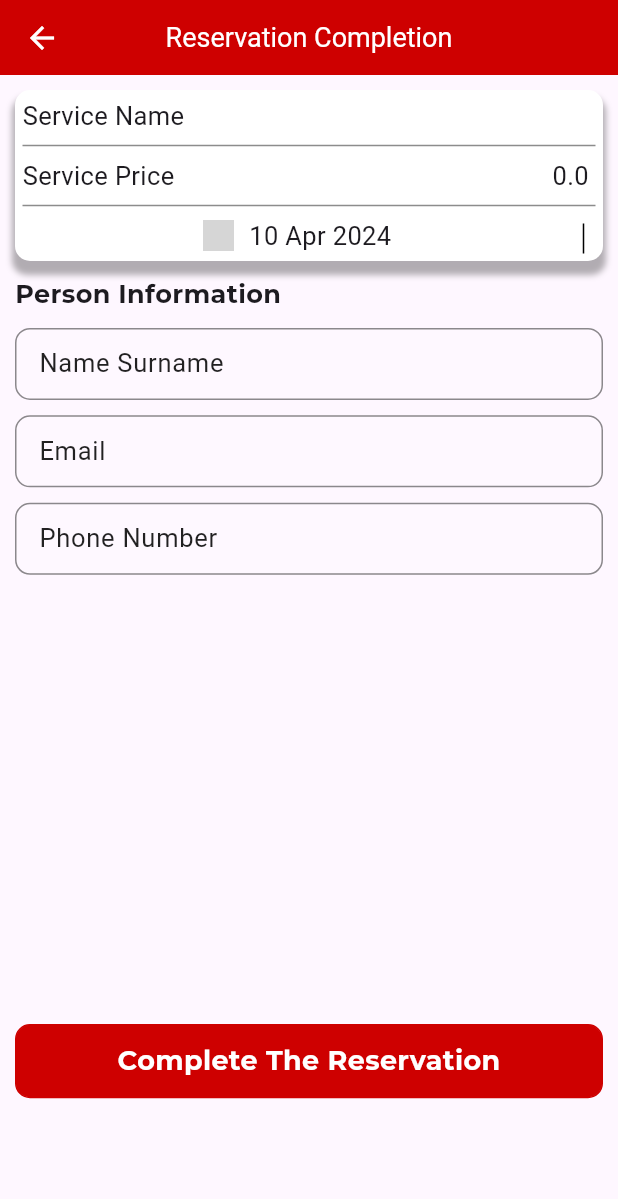
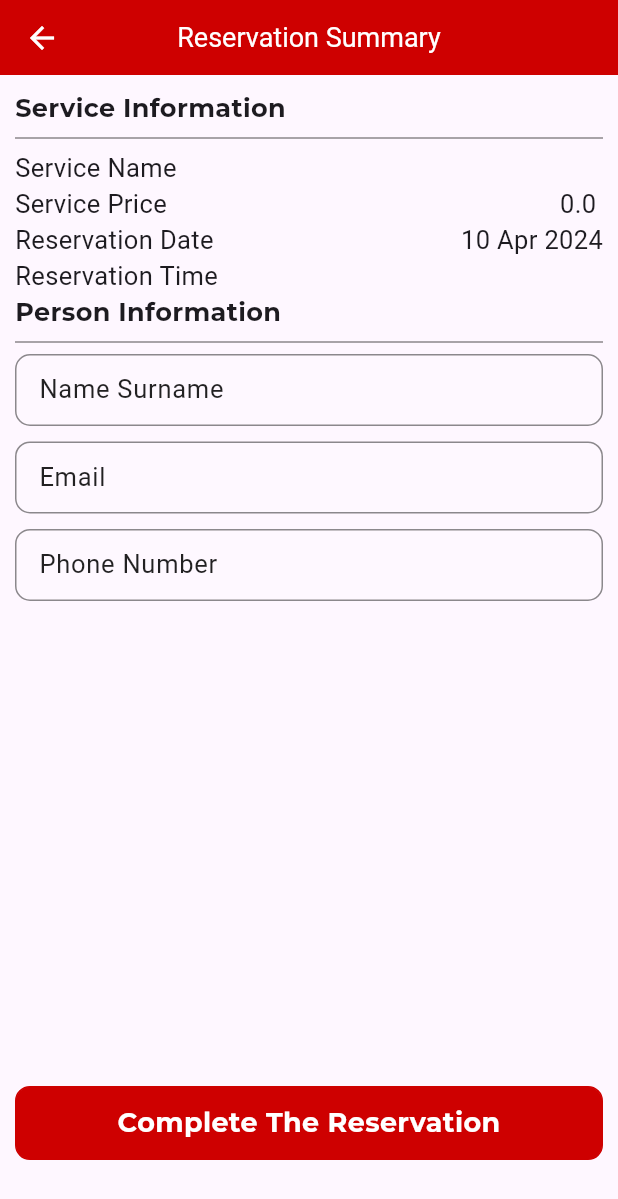
Before and after one commit to Travelaps/Elektra-Fit, a Flutter app: the ReservationCreate screen opened directly with empty values, on a phone screen of 412 x 824 dp. Shown: the top 1199 px of the screen. Run offline on Flutter 3.47's test engine with Material 3 defaults, Android fonts, the phone set to English and light mode, and no system bars; our stand-ins replace another_flushbar, cached_network_image, curved_navigation_bar, easy_localization, get_it, lottie and 2 more; missing offline and left inert: qr_code_scanner; accounts and stored records are empty; network calls fail; Roboto replaces fonts that are missing (Axiforma, Proxima); project files that could hold a hidden picture were left out; grey boxes are pictures that could not be loaded.

Commit message:
The entire app has been updated.

```diff
--- a/assets/translations/en.json
+++ b/assets/translations/en.json
@@ -4,7 +4,11 @@
   "Reservation Time": "Reservation Time",
   "Guest Details": "Guest Details",
   "Book Again": "Book Again",
+  "Reservation Number": "Reservation Number",
   "Name Surname": "Name Surname",
+  "Service Information": "Service Information",
+  "Reservation Summary": "Reservation Summary",
+  "My Reservations": "My Reservations",
   "Please select the date": "Please select the date",
   "Please choose the date": "Please choose the date",
   "Complete The Reservation": "Complete The Reservation",
--- a/lib/module/index.dart
+++ b/lib/module/index.dart
@@ -14,7 +14,6 @@ export 'payment/payment.dart';
 export 'profile/profile-module/measurements.dart';
 export 'profile/profile-module/member-type.dart';
 export 'profile/profile-module/operations.dart';
-export 'profile/profile-module/reservation-completion.dart';
 export 'profile/profile-module/reservation-create.dart';
 export 'profile/profile-module/reservation.dart';
 export 'profile/profile-service.dart';
--- a/lib/module/profile/profile-module/reservation-create.dart
+++ b/lib/module/profile/profile-module/reservation-create.dart
@@ -27,14 +27,13 @@ class _ReservationCreateState extends State<ReservationCreate> {
   Future<void> reservationCreate() async {
     var validationResult = _formKey.currentState!.validate();
     if (validationResult) {
-      await reservationsucces(_nameAndSurname.text, _email.text, _phone.text, widget.spaService, widget.resStart, widget.selectedHours, service.resId$.value);
-      // service.reservationCreate(_nameAndSurname.text, _phone.text, widget.resStart, widget.spaService, service.paymentType$.value).then((value) {
-      //   if (value!.result) {
-      //     // kShowBanner(BannerType.SUCCESS, value.message, context);
-      //   } else {
-      //     kShowBanner(BannerType.ERROR, value.message, context);
-      //   }
-      // });
+      service.reservationCreate(_nameAndSurname.text, _phone.text, widget.resStart, widget.spaService, service.paymentType$.value).then((value) {
+        if (value!.result) {
+          reservationSuccesfullWidget(_email.text, _phone.text, _nameAndSurname.text, widget.spaService, widget.resStart, widget.selectedHours, service.resId$.value);
+        } else {
+          kShowBanner(BannerType.ERROR, value.message, context);
+        }
+      });
     } else {
       Map<String, String?> errors = {};
       if (_nameAndSurname.text.isEmpty) {
@@ -47,35 +46,115 @@ class _ReservationCreateState extends State<ReservationCreate> {
     }
   }
 
-  Future<dynamic> reservationsucces(String email, String phone, String fullName, SpaService spaService, DateTime resStart, String selectedHours, String resId) {
+  @override
+  void initState() {
+    // _nameAndSurname.text= member$.value.first.profile.fullname != null ?
+    super.initState();
+  }
+
+  @override
+  Widget build(BuildContext context) {
+    final double H = MediaQuery.of(context).size.height;
+    final double W = MediaQuery.of(context).size.width;
+
+    return Scaffold(
+      appBar: AppBar(title: Text("Reservation Summary".tr())),
+      body: GestureDetector(
+        onTap: () {
+          FocusScope.of(context).unfocus();
+        },
+        child: SingleChildScrollView(
+          child: Form(
+              key: _formKey,
+              child: Container(
+                padding: paddingAll10,
+                height: H * 0.89,
+                child: Column(
+                  children: [
+                    Column(mainAxisAlignment: MainAxisAlignment.start, crossAxisAlignment: CrossAxisAlignment.start, children: [
+                      Text("Service Information".tr(), style: kMontserrat17),
+                      const Divider(color: Colors.black45),
+                      Row(mainAxisAlignment: MainAxisAlignment.spaceBetween, children: [Text("Service Name".tr(), style: kProxima17), Text(widget.spaService.product, style: kProxima17)]),
+                      Row(
+                          mainAxisAlignment: MainAxisAlignment.spaceBetween,
+                          children: [Text("Service Price".tr(), style: kProxima17), Text("${widget.spaService.price} ${widget.spaService.currency}", style: kProxima17)]),
+                      Row(
+                          mainAxisAlignment: MainAxisAlignment.spaceBetween,
+                          children: [Text("Reservation Date".tr(), style: kProxima17), Text(DateFormat("dd MMM yyyy").format(widget.resStart), style: kProxima17)]),
+                      Row(mainAxisAlignment: MainAxisAlignment.spaceBetween, children: [Text("Reservation Time".tr(), style: kProxima17), Text(widget.selectedHours.toString(), style: kProxima17)]),
+                      Text("Person Information".tr(), style: kMontserrat17),
+                      const Divider(color: Colors.black45),
+                      CTextFormField(
+                        _nameAndSurname,
+                        "Name Surname".tr(),
+                        keyboardType: TextInputType.text,
+                        textInputAction: TextInputAction.go,
+                        onchange: (v) {
+                          member$.value?.first.profile.fullname = v;
+                        },
+                        validator: (value) {
+                          if (value.isEmpty) {
+                            return 'Please enter your name and surname.'.tr();
+                          }
+                          return null;
+                        },
+                      ),
+                      SizedBox(height: W / 40),
+                      CTextFormField(_email, "Email".tr(), keyboardType: TextInputType.emailAddress, textInputAction: TextInputAction.go, onchange: (v) {
+                        member$.value?.first.profile.email = v;
+                      }, validator: (value) {
+                        if (value.isEmpty) {
+                          return 'Please enter your email address.'.tr();
+                        }
+                        return null;
+                      }),
+                      SizedBox(height: W / 40),
+                      CTextFormField(_phone, "Phone Number".tr(), keyboardType: TextInputType.phone, textInputAction: TextInputAction.done, validator: (value) {
+                        if (value.isEmpty) {
+                          return 'Please enter your phone number.'.tr();
+                        }
+                        return null;
+                      }, onchange: (v) {
+                        member$.value?.first.profile.phone = v;
+                      }),
+                      SizedBox(height: W / 40)
+                    ]),
+                    const Spacer(),
+                    Padding(
+                      padding: EdgeInsets.only(bottom: MediaQuery.of(context).padding.bottom),
+                      child: CButton(title: "Complete The Reservation".tr(), func: reservationCreate, width: W),
+                    )
+                  ],
+                ),
+              )),
+        ),
+      ),
+    );
+  }
+
+  Future<dynamic> reservationSuccesfullWidget(String email, String phone, String fullName, SpaService spaService, DateTime resStart, String selectedHours, int resId) {
     return showModalBottomSheet(
       context: context,
       builder: (context) {
         final double H = MediaQuery.of(context).size.height;
         final double W = MediaQuery.of(context).size.width;
-
         return Container(
           height: H * 0.7,
           padding: paddingAll10,
           child: Column(
             children: [
-              Expanded(
-                child: Column(
-                  crossAxisAlignment: CrossAxisAlignment.start,
-                  children: [
+              Column(crossAxisAlignment: CrossAxisAlignment.start, children: [
                 Container(alignment: Alignment.center, child: Lottie.asset('assets/animations/success.json', width: W / 3, height: W / 3, fit: BoxFit.cover)),
                 SizedBox(width: W / 40),
-                    Column(
-                      crossAxisAlignment: CrossAxisAlignment.start,
-                      children: [
+                Column(crossAxisAlignment: CrossAxisAlignment.start, children: [
                   Text("Reservation Details".tr(), style: kMontserrat17),
-                        Divider(),
+                  const Divider(),
                   StreamBuilder(
                       stream: service.resId$.stream,
                       builder: (context, snapshot) {
                         return Row(
                           mainAxisAlignment: MainAxisAlignment.spaceBetween,
-                                children: [Text("Reservation Number".tr(), style: kProxima17), Text(service.resId$.value, style: kProxima17)],
+                          children: [Text("Reservation Number".tr(), style: kProxima17), Text(service.resId$.value.toString(), style: kProxima17)],
                         );
                       }),
                   SizedBox(width: W / 60),
@@ -92,12 +171,11 @@ class _ReservationCreateState extends State<ReservationCreate> {
                   Row(
                     mainAxisAlignment: MainAxisAlignment.spaceBetween,
                     children: [Text("Reservation Time".tr(), style: kProxima17), Text(selectedHours, style: kProxima17)],
-                        ),
-                      ],
-                    ),
+                  )
+                ]),
                 SizedBox(width: W / 40),
                 Text("Guest Details".tr(), style: kMontserrat17),
-                    Divider(),
+                const Divider(),
                 Row(
                   mainAxisAlignment: MainAxisAlignment.spaceBetween,
                   children: [Text("Name Surname".tr()), Text(fullName, style: kProxima17)],
@@ -108,13 +186,9 @@ class _ReservationCreateState extends State<ReservationCreate> {
                   children: [Text("Email".tr()), Text(email, style: kProxima17)],
                 ),
                 SizedBox(width: W / 60),
-                    Row(
-                      mainAxisAlignment: MainAxisAlignment.spaceBetween,
-                      children: [Text("Phone Number".tr()), Text(phone, style: kProxima17)],
-                    ),
-                  ],
-                ),
-              ),
+                Row(mainAxisAlignment: MainAxisAlignment.spaceBetween, children: [Text("Phone Number".tr()), Text(phone, style: kProxima17)]),
+              ]),
+              const Divider(),
               Padding(
                 padding: EdgeInsets.only(bottom: MediaQuery.of(context).padding.bottom),
                 child: Row(
@@ -146,7 +220,7 @@ class _ReservationCreateState extends State<ReservationCreate> {
                             alignment: Alignment.center,
                             padding: paddingAll8,
                             decoration: BoxDecoration(border: Border.all(color: config.primaryColor), borderRadius: borderRadius10),
-                            child: Text("My Reservation".tr(), style: kProxima18.copyWith(color: config.primaryColor))),
+                            child: Text("My Reservations".tr(), style: kProxima18.copyWith(color: config.primaryColor))),
                       ),
                     ),
                   ],
@@ -158,134 +232,4 @@ class _ReservationCreateState extends State<ReservationCreate> {
       },
     );
   }
-
-  @override
-  Widget build(BuildContext context) {
-    final double H = MediaQuery.of(context).size.height;
-    final double W = MediaQuery.of(context).size.width;
-
-    return Scaffold(
-      appBar: AppBar(title: const Text("Reservation Completion")),
-      body: SingleChildScrollView(
-        child: Form(
-          key: _formKey,
-          child: GestureDetector(
-            onTap: () {
-              Focus.of(context).unfocus();
-            },
-            child: StreamBuilder(
-                stream: member$.stream,
-                builder: (context, snapshot) {
-                  return Container(
-                    padding: paddingAll10,
-                    height: H * 0.84,
-                    child: Column(
-                      children: [
-                        Expanded(
-                          child: Column(
-                            mainAxisAlignment: MainAxisAlignment.start,
-                            crossAxisAlignment: CrossAxisAlignment.start,
-                            children: [
-                              Container(
-                                  padding: paddingAll5,
-                                  decoration: BoxDecoration(color: Colors.white, borderRadius: borderRadius10, boxShadow: [
-                                    BoxShadow(color: Colors.black.withOpacity(0.3), spreadRadius: 2, blurRadius: 3, offset: Offset(0, 7)),
-                                  ]),
-                                  child: Column(crossAxisAlignment: CrossAxisAlignment.start, children: [
-                                    Row(
-                                        mainAxisAlignment: MainAxisAlignment.spaceBetween,
-                                        children: [Text("Service Name".tr(), style: kProxima17), Text(widget.spaService.product, style: kProxima17)]),
-                                    const Divider(color: Colors.black45),
-                                    Row(
-                                        mainAxisAlignment: MainAxisAlignment.spaceBetween,
-                                        children: [Text("Service Price".tr(), style: kProxima17), Text("${widget.spaService.price} ${widget.spaService.currency}", style: kProxima17)]),
-                                    const Divider(color: Colors.black45),
-                                    IntrinsicHeight(
-                                        child: Row(mainAxisAlignment: MainAxisAlignment.center, children: [
-                                      Expanded(
-                                        child: Row(mainAxisAlignment: MainAxisAlignment.center, crossAxisAlignment: CrossAxisAlignment.center, children: [
-                                          Image.asset("assets/icon/calender2.png", width: W / 20, height: W / 20, fit: BoxFit.cover),
-                                          SizedBox(width: W / 40),
-                                          Text(DateFormat("dd MMM yyyy").format(widget.resStart), style: kProxima17)
-                                        ]),
-                                      ),
-                                      const VerticalDivider(indent: 4, color: Colors.black, thickness: 1),
-                                      if (widget.selectedHours != "")
-                                        Expanded(
-                                            child: Row(mainAxisAlignment: MainAxisAlignment.center, crossAxisAlignment: CrossAxisAlignment.center, children: [
-                                          Image.asset("assets/icon/clock2.png", width: W / 20, height: W / 20, fit: BoxFit.cover),
-                                          SizedBox(width: W / 40),
-                                          Text(widget.selectedHours.toString(), style: kProxima17)
-                                        ]))
-                                    ]))
-                                  ])),
-                              SizedBox(height: W / 40),
-                              Text("Person Information".tr(), style: kMontserrat17),
-                              SizedBox(height: W / 40),
-                              CTextFormField(
-                                _nameAndSurname,
-                                "Name Surname".tr(),
-                                keyboardType: TextInputType.text,
-                                textInputAction: TextInputAction.go,
-                                onchange: (v) {
-                                  member$.value?.first.profile.fullname = v;
-                                },
-                                validator: (value) {
-                                  if (value.isEmpty) {
-                                    return 'Please enter your name and surname.'.tr();
 }
-                                  return null;
-                                },
-                              ),
-                              SizedBox(height: W / 40),
-                              CTextFormField(
-                                _email,
-                                "Email".tr(),
-                                keyboardType: TextInputType.emailAddress,
-                                textInputAction: TextInputAction.go,
-                                onchange: (v) {
-                                  member$.value?.first.profile.email = v;
-                                },
-                                validator: (value) {
-                                  if (value.isEmpty) {
-                                    return 'Please enter your email address.'.tr();
-                                  }
-                                  return null;
-                                },
-                              ),
-                              SizedBox(height: W / 40),
-                              CTextFormField(
-                                _phone,
-                                "Phone Number".tr(),
-                                keyboardType: TextInputType.phone,
-                                textInputAction: TextInputAction.done,
-                                validator: (value) {
-                                  if (value.isEmpty) {
-                                    return 'Please enter your phone number.'.tr();
-                                  }
-                                  return null;
-                                },
-                                onchange: (v) {
-                                  member$.value?.first.profile.phone = v;
-                                },
-                                // inputFormatters: [
-                                //   FilteringTextInputFormatter.digitsOnly,
-                                //   LengthLimitingTextInputFormatter(10),
-                                //   PhoneNumberTextInputFormatter(),
-                                // ],
-                              ),
-                              SizedBox(height: W / 40),
-                            ],
-                          ),
-                        ),
-                        CButton(title: "Complete The Reservation".tr(), func: reservationCreate, width: W)
-                      ],
-                    ),
-                  );
-                }),
-          ),
-        ),
-      ),
-    );
-  }
-}
--- a/lib/module/profile/profile.dart
+++ b/lib/module/profile/profile.dart
@@ -78,7 +78,7 @@ class _ProfileState extends State<Profile> {
                           Container(
                               alignment: Alignment.center,
                               child: Container(
-                                  decoration: BoxDecoration(shape: BoxShape.circle),
+                                  decoration: const BoxDecoration(shape: BoxShape.circle),
                                   height: W / 3,
                                   width: W / 3,
                                   child: ClipOval(
--- a/lib/widget/CTextFromField.dart
+++ b/lib/widget/CTextFromField.dart
@@ -23,7 +23,7 @@ Widget CTextFormField(
   TextInputAction? textInputAction,
   List<TextInputFormatter>? inputFormatters,
 }) {
-  var border = OutlineInputBorder(borderRadius: BorderRadius.circular(10), borderSide: BorderSide(color: Colors.black45));
+  var border = OutlineInputBorder(borderRadius: BorderRadius.circular(10), borderSide: const BorderSide(color: Colors.black45));
 
   return TextFormField(
     focusNode: focusNode,
```
Also changed, not shown: assets/translations/tr.json (+6 -2 lines), lib/module/profile/profile-module/reservation-completion.dart (deleted, +0 -96 lines), lib/module/profile/profile-service.dart (+5 -5 lines). Lines whose indentation alone changed are shown as unchanged.
